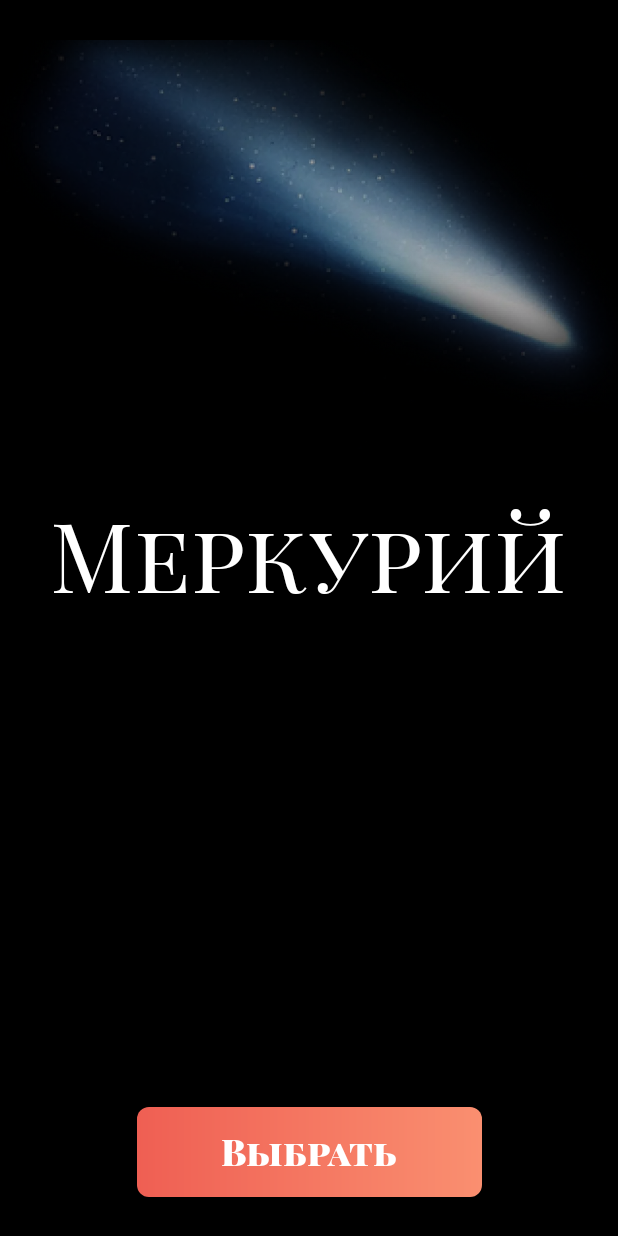
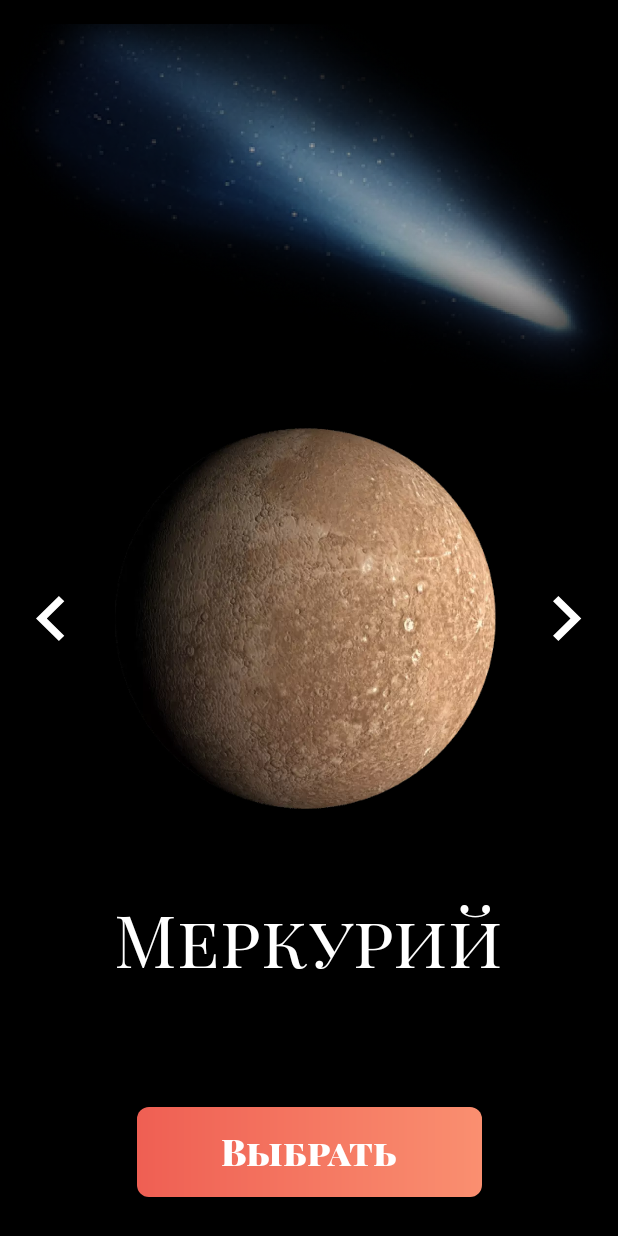
Before and after one commit to MxWild/BeFirstOnTheMoon, an Android app: the layout fragment_choose.xml on its own in the app's theme, with its tools: preview values and no code run, on a phone screen of 412 x 824 dp. Run offline under Robolectric (Android 15) with nearby library versions, the phone set to English and light mode, and no system bars.

Commit message:
Экран выбора планеты (только ui)

```diff
--- a/app/src/main/res/layout/fragment_choose.xml
+++ b/app/src/main/res/layout/fragment_choose.xml
@@ -1,25 +1,50 @@
 <?xml version="1.0" encoding="utf-8"?>
 <androidx.constraintlayout.widget.ConstraintLayout xmlns:android="http://schemas.android.com/apk/res/android"
     xmlns:app="http://schemas.android.com/apk/res-auto"
+    xmlns:tools="http://schemas.android.com/tools"
     android:layout_width="match_parent"
     android:layout_height="match_parent"
     android:background="@color/black">
 
+    <ImageView
+        android:id="@+id/comet_image"
+        android:layout_width="match_parent"
+        android:layout_height="wrap_content"
+        android:adjustViewBounds="true"
+        app:srcCompat="@drawable/comet_background"
+        android:layout_marginTop="16dp"
+        app:layout_constraintTop_toTopOf="parent"
+        app:layout_constraintStart_toStartOf="parent"
+        app:layout_constraintEnd_toEndOf="parent" />
+
+    <ImageView
+        android:id="@+id/planet_image"
+        android:layout_width="match_parent"
+        android:layout_height="wrap_content"
+        android:adjustViewBounds="true"
+        app:srcCompat="@drawable/mercury_select"
+        android:layout_marginStart="64dp"
+        android:layout_marginEnd="64dp"
+        app:layout_constraintTop_toTopOf="parent"
+        app:layout_constraintBottom_toBottomOf="parent"
+        app:layout_constraintStart_toStartOf="parent"
+        app:layout_constraintEnd_toEndOf="parent"/>
+
     <TextView
-        android:id="@+id/textView"
+        android:id="@+id/planet_name_text"
         android:layout_width="wrap_content"
         android:layout_height="wrap_content"
         android:fontFamily="@font/playfair_display_sc"
         android:text="Меркурий"
         android:textColor="@color/white"
-        android:textSize="64sp"
-        app:layout_constraintBottom_toTopOf="@+id/button"
-        app:layout_constraintEnd_toEndOf="parent"
+        android:textSize="48sp"
+        android:layout_marginBottom="80dp"
+        app:layout_constraintBottom_toTopOf="@id/select_button"
         app:layout_constraintStart_toStartOf="parent"
-        app:layout_constraintTop_toTopOf="parent" />
+        app:layout_constraintEnd_toEndOf="parent" />
 
     <androidx.appcompat.widget.AppCompatButton
-        android:id="@+id/button"
+        android:id="@+id/select_button"
         style="@style/ButtonStyle"
         android:layout_width="@dimen/button_width"
         android:layout_height="@dimen/button_height"
@@ -29,13 +54,25 @@
         app:layout_constraintStart_toStartOf="parent" />
 
     <ImageView
-        android:id="@+id/imageView"
-        android:layout_width="match_parent"
+        android:id="@+id/left_arrow"
+        android:layout_width="wrap_content"
         android:layout_height="wrap_content"
-        app:layout_constraintBottom_toTopOf="@+id/textView"
+        android:adjustViewBounds="true"
+        app:srcCompat="@drawable/ic_left_arrow_select_planet"
+        android:layout_marginStart="24dp"
+        app:layout_constraintStart_toStartOf="parent"
+        app:layout_constraintTop_toTopOf="@id/planet_image"
+        app:layout_constraintBottom_toBottomOf="@id/planet_image" />
+
+    <ImageView
+        android:id="@+id/right_arrow"
+        android:layout_width="wrap_content"
+        android:layout_height="wrap_content"
+        android:adjustViewBounds="true"
+        app:srcCompat="@drawable/ic_right_arrow_select_planet"
+        android:layout_marginEnd="24dp"
         app:layout_constraintEnd_toEndOf="parent"
-        app:layout_constraintStart_toStartOf="parent"
-        app:layout_constraintTop_toTopOf="parent"
-        app:srcCompat="@drawable/comet_background" />
+        app:layout_constraintTop_toTopOf="@id/planet_image"
+        app:layout_constraintBottom_toBottomOf="@id/planet_image" />
 
 </androidx.constraintlayout.widget.ConstraintLayout>
```
